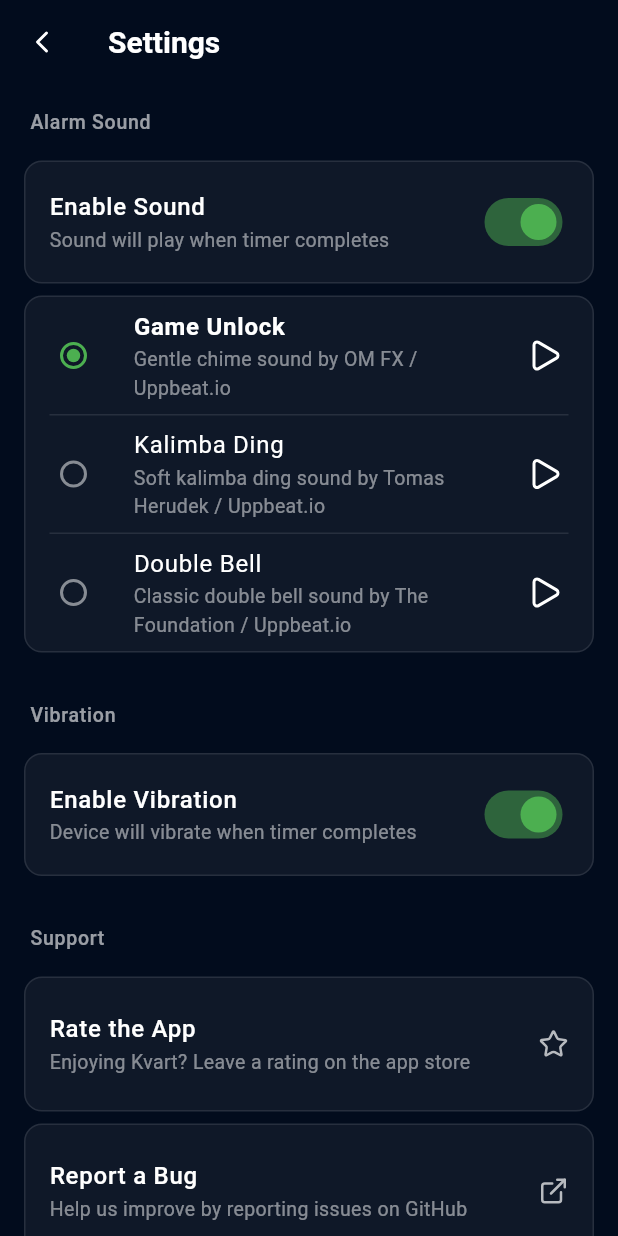
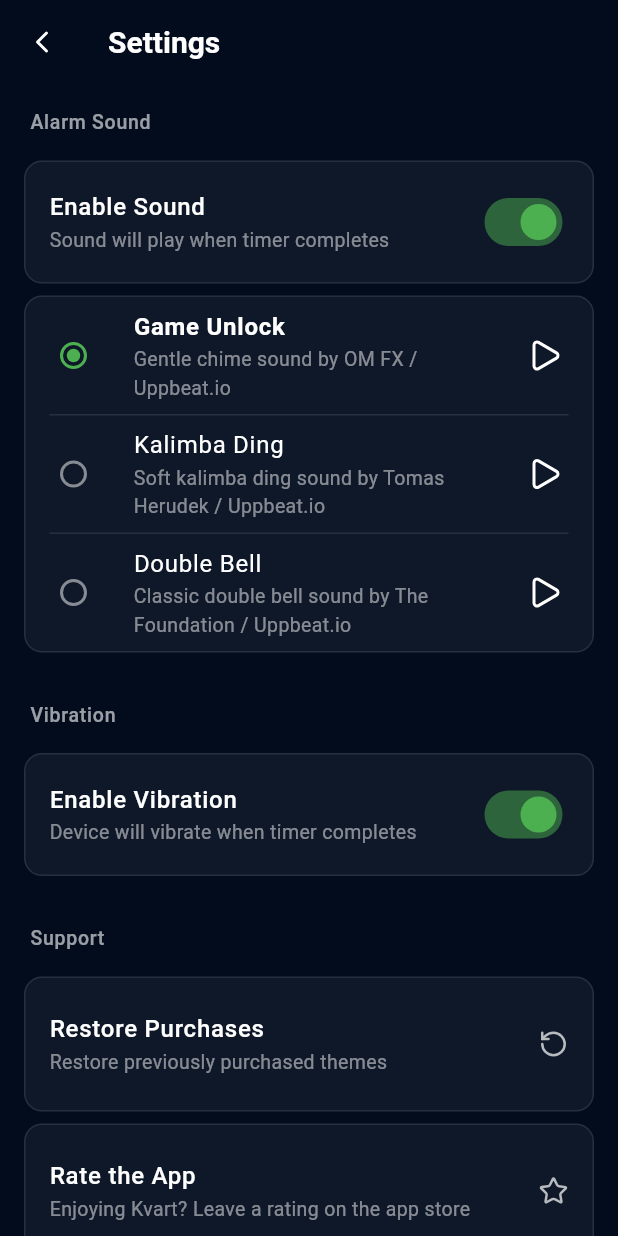
Before and after one commit to ValeriaVG/kvart, a Flutter app: the SettingsScreen screen opened directly, on a phone screen of 412 x 824 dp. Run offline on Flutter 3.47's test engine with Material 3 defaults, Android fonts, the phone set to English and light mode, and no system bars; our stand-ins replace flutter_local_notifications, in_app_purchase, in_app_review, just_audio, lucide_icons_flutter, shared_preferences and 3 more; missing offline and left inert: workmanager; accounts and stored records are empty.

Commit message:
feat: add ability to restore purchases

```diff
--- a/lib/settings/settings_screen.dart
+++ b/lib/settings/settings_screen.dart
@@ -1,6 +1,7 @@
 import 'package:flutter/material.dart';
 import 'package:in_app_review/in_app_review.dart';
 import 'package:just_audio/just_audio.dart';
+import 'package:kvart/purchase/purchase_service.dart';
 import 'package:kvart/settings/settings_service.dart';
 import 'package:lucide_icons_flutter/lucide_icons.dart';
 import 'package:url_launcher/url_launcher.dart';
@@ -20,6 +21,7 @@ class _SettingsScreenState extends State<SettingsScreen> {
   bool _vibrationEnabled = true;
   AlarmSound _selectedSound = SettingsService.availableSounds.first;
   bool _isLoadingSettings = true;
+  bool _isRestoringPurchases = false;
 
   @override
   void initState() {
@@ -131,6 +133,8 @@ class _SettingsScreenState extends State<SettingsScreen> {
                 const SizedBox(height: 32),
                 _buildSectionTitle('Support'),
                 const SizedBox(height: 12),
+                _buildRestorePurchasesTile(),
+                const SizedBox(height: 8),
                 _buildRateAppTile(),
                 const SizedBox(height: 8),
                 _buildBugReportTile(),
@@ -310,6 +314,72 @@ class _SettingsScreenState extends State<SettingsScreen> {
     );
   }
 
+  Future<void> _restorePurchases() async {
+    if (_isRestoringPurchases) return;
+    setState(() => _isRestoringPurchases = true);
+    final messenger = ScaffoldMessenger.of(context);
+    try {
+      final restored = await PurchaseService().restorePurchases();
+      messenger.showSnackBar(
+        SnackBar(
+          content: Text(
+            restored
+                ? 'Purchases restored successfully!'
+                : 'No purchases to restore.',
+          ),
+        ),
+      );
+    } finally {
+      if (mounted) setState(() => _isRestoringPurchases = false);
+    }
+  }
+
+  Widget _buildRestorePurchasesTile() {
+    return Container(
+      decoration: BoxDecoration(
+        color: Colors.white.withValues(alpha: 0.05),
+        borderRadius: BorderRadius.circular(12),
+        border: Border.all(
+          color: Colors.white.withValues(alpha: 0.1),
+          width: 1,
+        ),
+      ),
+      child: ListTile(
+        title: const Text(
+          'Restore Purchases',
+          style: TextStyle(
+            color: Colors.white,
+            fontSize: 16,
+            fontWeight: FontWeight.w500,
+          ),
+        ),
+        subtitle: Text(
+          'Restore previously purchased themes',
+          style: TextStyle(
+            color: Colors.white.withValues(alpha: 0.5),
+            fontSize: 13,
+          ),
+        ),
+        trailing: _isRestoringPurchases
+            ? const SizedBox(
+                width: 20,
+                height: 20,
+                child: CircularProgressIndicator(
+                  strokeWidth: 2,
+                  color: Colors.white70,
+                ),
+              )
+            : Icon(
+                LucideIcons.rotateCcw,
+                color: Colors.white.withValues(alpha: 0.7),
+                size: 20,
+              ),
+        onTap: _isRestoringPurchases ? null : _restorePurchases,
+        contentPadding: const EdgeInsets.symmetric(horizontal: 16, vertical: 8),
+      ),
+    );
+  }
+
   Widget _buildRateAppTile() {
     return Container(
       decoration: BoxDecoration(
```
Also changed, not shown: lib/purchase/purchase_service.dart (+24 -0 lines).
